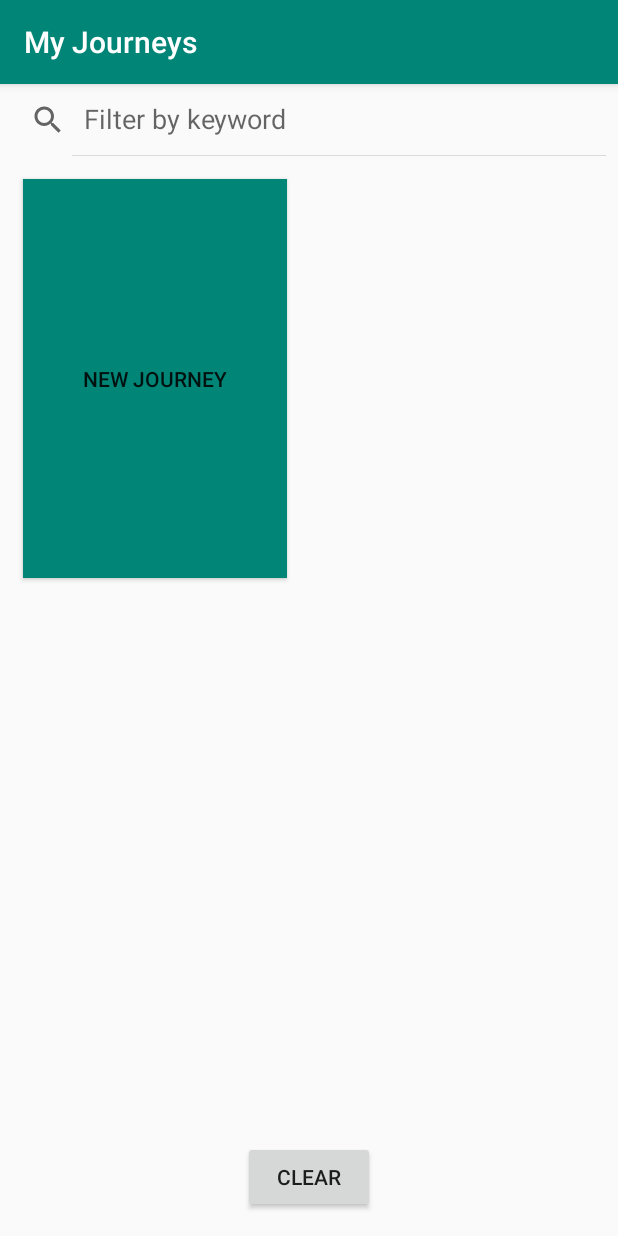
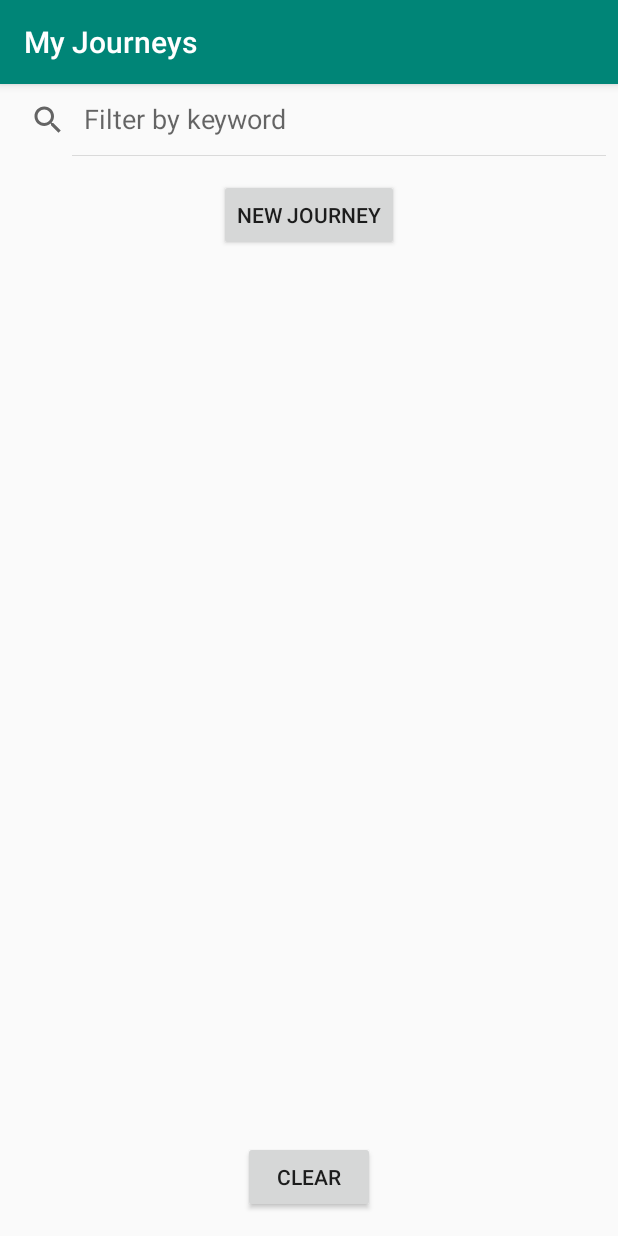
Before and after one commit to disi1/TravelJournal, an Android app: the screen it shows after launch (JourneysActivity), after a tap on "NEW JOURNEY", on a phone screen of 412 x 824 dp. Run offline under Robolectric (Android 15) with nearby library versions, the phone set to English and light mode, and no system bars; our stand-ins replace Room's generated code, data binding; 2 statements that could not run were skipped.

Commit message:
changed Journeys Scroll View into Recycle View + added JourneyAdapter

```diff
--- a/app/src/main/java/com/example/traveljournal/Util.kt
+++ b/app/src/main/java/com/example/traveljournal/Util.kt
@@ -4,7 +4,9 @@ import android.content.res.Resources
 import android.os.Build
 import android.text.Html
 import android.text.Spanned
+import android.widget.TextView
 import androidx.core.text.HtmlCompat
+import androidx.recyclerview.widget.RecyclerView
 import com.example.traveljournal.database.Journey
 import kotlin.text.StringBuilder
 
@@ -22,3 +24,5 @@ fun formatJourneys(journeys: List<Journey>, resources: Resources): Spanned {
         return HtmlCompat.fromHtml(sb.toString(), HtmlCompat.FROM_HTML_MODE_LEGACY)
     }
 }
+
+class TextItemViewHolder(val textView: TextView): RecyclerView.ViewHolder(textView)
--- a/app/src/main/java/com/example/traveljournal/journey/NewJourneyFragment.kt
+++ b/app/src/main/java/com/example/traveljournal/journey/NewJourneyFragment.kt
@@ -67,7 +67,7 @@ class NewJourneyFragment : Fragment(), PlaceSelectionListener {
                 as? AutocompleteSupportFragment
         autocompleteFragment?.setOnPlaceSelectedListener(this)
         autocompleteFragment!!.setHint(getString(R.string.destinationExample))
-        autocompleteFragment!!.setPlaceFields(Arrays.asList(Place.Field.ID, Place.Field.NAME, Place.Field.ADDRESS))
+        autocompleteFragment!!.setPlaceFields(Arrays.asList(Place.Field.ID, Place.Field.NAME, Place.Field.ADDRESS, Place.Field.ADDRESS_COMPONENTS))
 
         val clearButton = autocompleteFragment.view?.findViewById<View>(R.id.places_autocomplete_clear_button)
         clearButton?.setOnClickListener { view: View? ->
@@ -97,7 +97,7 @@ class NewJourneyFragment : Fragment(), PlaceSelectionListener {
     override fun onPlaceSelected(p0: Place) {
         Log.i("JO", "Place: " + p0.name + ", " + p0.id )
         Log.i("JO", "Place: $p0")
-        newJourneyViewModel.selectedPlaceName.value = p0.address
+        newJourneyViewModel.selectedPlaceName.value = p0.name
     }
 
     override fun onError(status: Status) {
--- /dev/null
+++ b/app/src/main/java/com/example/traveljournal/journeys/JourneyAdapter.kt
@@ -0,0 +1,31 @@
+package com.example.traveljournal.journeys
+
+import android.view.LayoutInflater
+import android.view.ViewGroup
+import android.widget.TextView
+import androidx.recyclerview.widget.RecyclerView
+import com.example.traveljournal.R
+import com.example.traveljournal.TextItemViewHolder
+import com.example.traveljournal.database.Journey
+
+class JourneyAdapter: RecyclerView.Adapter<TextItemViewHolder>() {
+    var data = listOf<Journey>()
+
+    set(value) {
+        field = value
+        notifyDataSetChanged()
+    }
+
+    override fun onCreateViewHolder(parent: ViewGroup, viewType: Int): TextItemViewHolder {
+        val layoutInflater = LayoutInflater.from(parent.context)
+        val view = layoutInflater.inflate(R.layout.text_item_view, parent, false) as TextView
+        return TextItemViewHolder(view)
+    }
+
+    override fun getItemCount() = data.size
+
+    override fun onBindViewHolder(holder: TextItemViewHolder, position: Int) {
+        var item = data[position]
+        holder.textView.text = item.placeName
+    }
+}
--- a/app/src/main/java/com/example/traveljournal/journeys/JourneysFragment.kt
+++ b/app/src/main/java/com/example/traveljournal/journeys/JourneysFragment.kt
@@ -41,6 +41,15 @@ class JourneysFragment : Fragment() {
 
         binding.journeysViewModel = journeysViewModel
 
+        val adapter = JourneyAdapter()
+        binding.journeysList.adapter = adapter
+
+        journeysViewModel.journeys.observe(viewLifecycleOwner, Observer {
+            it?.let {
+                adapter.data = it
+            }
+        })
+
         binding.lifecycleOwner = this
 
         journeysViewModel.navigateToNewJourney.observe(viewLifecycleOwner, Observer { journey ->
@@ -52,7 +61,7 @@ class JourneysFragment : Fragment() {
             }
         })
 
-        journeysViewModel.showSnackbarEvent.observe(this, Observer {
+        journeysViewModel.showSnackbarEvent.observe(viewLifecycleOwner, Observer {
             if (it == true) {
                 Snackbar.make(
                     activity!!.findViewById(android.R.id.content),
--- a/app/src/main/java/com/example/traveljournal/journeys/JourneysViewModel.kt
+++ b/app/src/main/java/com/example/traveljournal/journeys/JourneysViewModel.kt
@@ -27,7 +27,7 @@ class JourneysViewModel(
 
     private var newJourney = MutableLiveData<Journey?>()
 
-    private val journeys = database.getAllJourneys()
+    val journeys = database.getAllJourneys()
 
     val journeysStrings = Transformations.map(journeys) { journeys ->
         formatJourneys(journeys, application.resources)
--- a/app/src/main/res/layout/fragment_journeys.xml
+++ b/app/src/main/res/layout/fragment_journeys.xml
@@ -1,8 +1,7 @@
 <?xml version="1.0" encoding="utf-8"?>
 <layout xmlns:android="http://schemas.android.com/apk/res/android"
     xmlns:app="http://schemas.android.com/apk/res-auto"
-    xmlns:tools="http://schemas.android.com/tools"
-    tools:context=".journeys.JourneysFragment">
+    xmlns:tools="http://schemas.android.com/tools">
 
     <!-- Data to make available to the XML via data binding. In this case,
          the whole ViewModel, so that we can access the LiveData,
@@ -16,7 +15,8 @@
 
     <androidx.constraintlayout.widget.ConstraintLayout
         android:layout_width="match_parent"
-        android:layout_height="match_parent">
+        android:layout_height="match_parent"
+        tools:context=".journeys.JourneysFragment">
 
         <SearchView
             android:id="@+id/searchView"
@@ -27,58 +27,42 @@
             app:layout_constraintStart_toStartOf="parent"
             app:layout_constraintTop_toTopOf="parent" />
 
-        <ScrollView
-            android:id="@+id/scrollView4"
-            android:layout_width="match_parent"
+        <androidx.recyclerview.widget.RecyclerView
+            android:id="@+id/journeys_list"
+            android:layout_width="0dp"
             android:layout_height="0dp"
+            app:layoutManager="androidx.recyclerview.widget.LinearLayoutManager"
+            app:layout_constraintBottom_toTopOf="@+id/clear_button"
             app:layout_constraintStart_toStartOf="parent"
-            app:layout_constraintBottom_toTopOf="@+id/clearBtn"
-            app:layout_constraintTop_toBottomOf="@+id/searchView">
-
-            <androidx.constraintlayout.widget.ConstraintLayout
-                android:layout_width="match_parent"
-                android:layout_height="match_parent">
+            app:layout_constraintEnd_toEndOf="parent"
+            app:layout_constraintTop_toBottomOf="@id/new_journey_button"/>
 
         <Button
-                    android:id="@+id/newJourneyButton"
-                    android:layout_width="176dp"
-                    android:layout_height="266dp"
-                    android:layout_marginStart="15dp"
+            android:id="@+id/new_journey_button"
+            android:layout_width="wrap_content"
+            android:layout_height="wrap_content"
             android:layout_marginTop="15dp"
-                    android:background="@color/colorPrimary"
+            android:layout_marginBottom="15dp"
+            android:onClick="@{() -> journeysViewModel.onNewJourney()}"
             android:text="@string/newJourney"
-                    android:onClick="@{() -> journeysViewModel.onNewJourney()}"
-                    app:layout_constraintStart_toStartOf="parent"
-                    app:layout_constraintTop_toTopOf="parent" />
-
-                <TextView
-                    android:id="@+id/textView"
-                    android:layout_width="match_parent"
-                    android:layout_height="wrap_content"
-                    android:layout_marginStart="15dp"
-                    android:layout_marginTop="15dp"
-                    android:layout_marginEnd="15dp"
-                    android:layout_marginBottom="15dp"
-                    android:text="@{journeysViewModel.journeysStrings}"
-                    app:layout_constraintBottom_toBottomOf="parent"
+            app:layout_constraintBottom_toTopOf="@+id/journeys_list"
             app:layout_constraintEnd_toEndOf="parent"
             app:layout_constraintStart_toStartOf="parent"
-                    app:layout_constraintTop_toBottomOf="@+id/newJourneyButton"
-                    tools:text="Text view" />
-            </androidx.constraintlayout.widget.ConstraintLayout>
-        </ScrollView>
+            app:layout_constraintTop_toBottomOf="@+id/searchView" />
 
         <Button
-            android:id="@+id/clearBtn"
+            android:id="@+id/clear_button"
             android:layout_width="wrap_content"
             android:layout_height="wrap_content"
+            android:layout_marginTop="15dp"
             android:layout_marginBottom="15dp"
+            android:enabled="@{journeysViewModel.clearButtonVisible}"
             android:onClick="@{() -> journeysViewModel.onClear()}"
             android:text="CLEAR"
             app:layout_constraintBottom_toBottomOf="parent"
             app:layout_constraintEnd_toEndOf="parent"
-            android:enabled="@{journeysViewModel.clearButtonVisible}"
-            app:layout_constraintStart_toStartOf="parent"/>
+            app:layout_constraintStart_toStartOf="parent"
+            app:layout_constraintTop_toBottomOf="@+id/journeys_list" />
 
     </androidx.constraintlayout.widget.ConstraintLayout>
 </layout>
--- /dev/null
+++ b/app/src/main/res/layout/text_item_view.xml
@@ -0,0 +1,7 @@
+<?xml version="1.0" encoding="utf-8"?>
+<TextView xmlns:android="http://schemas.android.com/apk/res/android"
+    android:layout_width="match_parent"
+    android:layout_height="wrap_content"
+    android:paddingStart="16dp"
+    android:paddingEnd="16dp"
+    android:textSize="24sp" />
```
Lines whose indentation alone changed are shown as unchanged.
